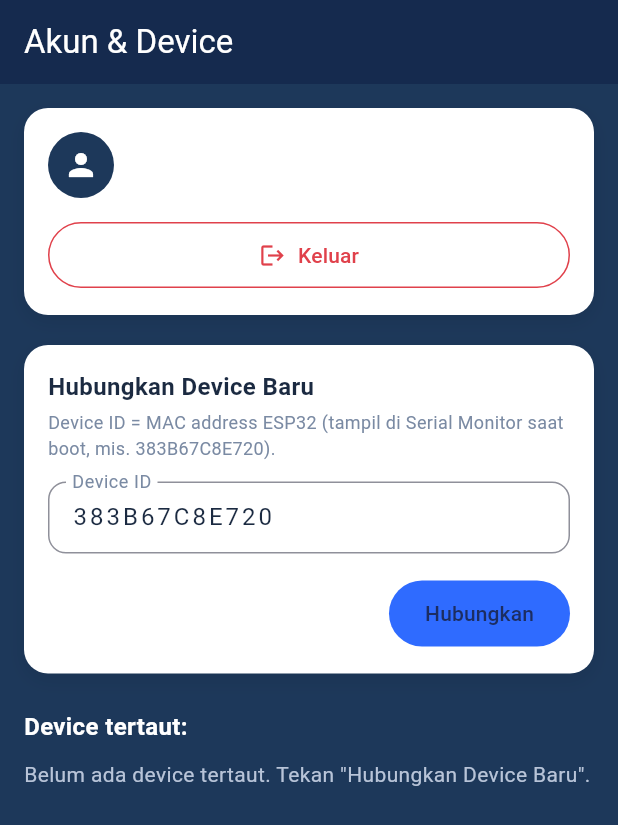
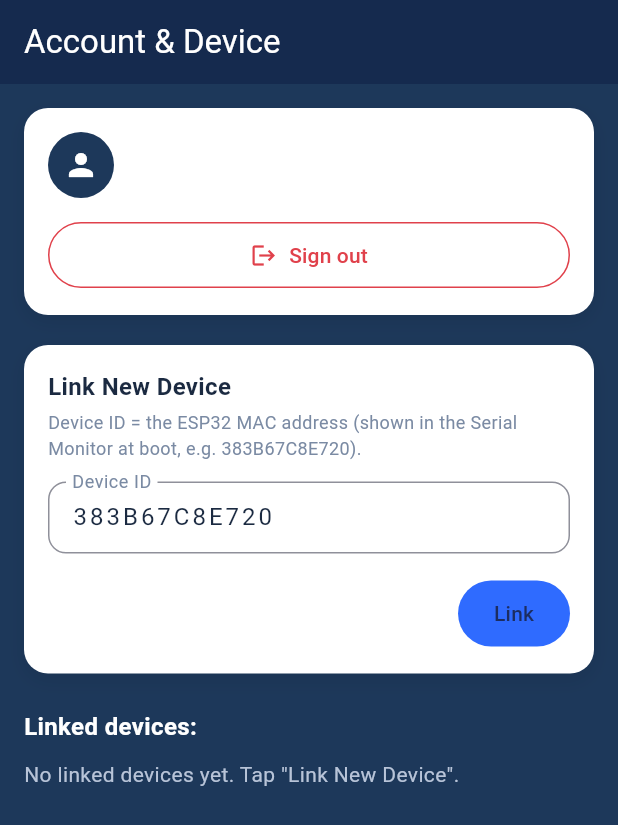
Before and after one commit to slisanz/GuppyCare_apk, a Flutter app: the screen it shows once a user with an empty profile is signed in, on a phone screen of 412 x 824 dp. Shown: the top 825 px of the screen. Run offline on Flutter 3.47's test engine with Material 3 defaults, Android fonts, the phone set to English and light mode, and no system bars; our stand-ins replace firebase_auth, firebase_core, firebase_database, firebase_messaging, google_sign_in, shared_preferences; accounts and stored records are empty.

Commit message:
Switch the app and notifications to English and refresh screenshots
The app interface and the dirty water notification are now in English. The TDS reading and the water status are held together so the number and the Normal or Change water label never disagree on screen. Updated the app screenshots and bumped the version to 1.3.0.

```diff
--- a/mobile_app/lib/screens/device_manager_screen.dart
+++ b/mobile_app/lib/screens/device_manager_screen.dart
@@ -69,7 +69,7 @@ class _DeviceManagerScreenState extends State<DeviceManagerScreen> {
         actions: [
           TextButton(
             onPressed: () => Navigator.pop(context, false),
-            child: const Text('Batal'),
+            child: const Text('Cancel'),
           ),
           FilledButton(
             onPressed: () => Navigator.pop(context, true),
@@ -82,8 +82,9 @@ class _DeviceManagerScreenState extends State<DeviceManagerScreen> {
   }
 
   Future<void> _logout() async {
-    if (!await _confirm('Keluar',
-        'Keluar dari akun? Kamu perlu login Google lagi.', 'Keluar')) {
+    if (!await _confirm('Sign out',
+        'Sign out of your account? You will need to sign in with Google '
+        'again.', 'Sign out')) {
       return;
     }
     await _svc.clearDevice();
@@ -100,7 +101,7 @@ class _DeviceManagerScreenState extends State<DeviceManagerScreen> {
     final id = _ctrl.text.trim().toUpperCase();
     if (id.length != 12) {
       setState(() =>
-          _formError = 'Device ID harus 12 karakter hex (MAC ESP32).');
+          _formError = 'Device ID must be 12 hex characters (ESP32 MAC).');
       return;
     }
     setState(() {
@@ -116,17 +117,17 @@ class _DeviceManagerScreenState extends State<DeviceManagerScreen> {
           break;
         case ClaimResult.notFound:
           setState(() => _formError =
-              'Device $id belum pernah online. Nyalakan ESP32 & pastikan '
-              'terhubung WiFi dulu.');
+              'Device $id has never been online. Turn on the ESP32 and make '
+              'sure it is connected to WiFi first.');
           break;
         case ClaimResult.ownedByOther:
           setState(() => _formError =
-              'Device ini sudah dimiliki akun lain. Pemilik harus melepas '
-              'device dulu (atau menambahkan email kamu ke shared_uids).');
+              'This device is already owned by another account. The owner '
+              'must unlink it first (or add your email to shared_uids).');
           break;
       }
     } catch (e) {
-      setState(() => _formError = 'Gagal menghubungkan: $e');
+      setState(() => _formError = 'Failed to connect: $e');
     } finally {
       if (mounted) setState(() => _busy = false);
     }
@@ -142,16 +143,16 @@ class _DeviceManagerScreenState extends State<DeviceManagerScreen> {
           _afterActive();
           break;
         case ClaimResult.ownedByOther:
-          _snackRemove(id, 'Device $id sekarang dimiliki akun lain.');
+          _snackRemove(id, 'Device $id is now owned by another account.');
           break;
         case ClaimResult.notFound:
-          _snackRemove(id, 'Device $id belum pernah online.');
+          _snackRemove(id, 'Device $id has never been online.');
           break;
       }
     } catch (e) {
       if (mounted) {
         ScaffoldMessenger.of(context).showSnackBar(
-          SnackBar(content: Text('Gagal pindah: $e')),
+          SnackBar(content: Text('Failed to switch: $e')),
         );
       }
     }
@@ -162,7 +163,7 @@ class _DeviceManagerScreenState extends State<DeviceManagerScreen> {
       SnackBar(
         content: Text(msg),
         action: SnackBarAction(
-          label: 'Hapus dari daftar',
+          label: 'Remove from list',
           onPressed: () async {
             await _svc.removeFromLinked(id);
             if (mounted) setState(() {});
@@ -174,10 +175,10 @@ class _DeviceManagerScreenState extends State<DeviceManagerScreen> {
 
   Future<void> _unlink(String id) async {
     if (!await _confirm(
-      'Lepas Device',
-      'Lepas device $id dari akunmu? Device bisa dipakai email lain '
-          'setelah dilepas.',
-      'Lepas',
+      'Unlink Device',
+      'Unlink device $id from your account? Another email can use it '
+          'after it is unlinked.',
+      'Unlink',
     )) {
       return;
     }
@@ -195,7 +196,7 @@ class _DeviceManagerScreenState extends State<DeviceManagerScreen> {
         backgroundColor: AppColors.navy,
         surfaceTintColor: Colors.transparent,
         elevation: 4,
-        title: const Text('Akun & Device'),
+        title: const Text('Account & Device'),
       ),
       body: _loading
           ? const Center(child: CircularProgressIndicator())
@@ -214,11 +215,11 @@ class _DeviceManagerScreenState extends State<DeviceManagerScreen> {
                     ),
                     onPressed: () => setState(() => _showForm = true),
                     icon: const Icon(Icons.add),
-                    label: const Text('Hubungkan Device Baru'),
+                    label: const Text('Link New Device'),
                   ),
                 const SizedBox(height: 24),
                 const Text(
-                  'Device tertaut:',
+                  'Linked devices:',
                   style: TextStyle(
                     color: Colors.white,
                     fontSize: 16,
@@ -252,7 +253,7 @@ class _DeviceManagerScreenState extends State<DeviceManagerScreen> {
     final u = FirebaseAuth.instance.currentUser;
     final photo = u?.photoURL;
     final name = (u?.displayName ?? '').trim();
-    final email = u?.email ?? '(tidak ada email)';
+    final email = u?.email ?? '(no email)';
     return _card(
       child: Column(
         crossAxisAlignment: CrossAxisAlignment.start,
@@ -305,7 +306,7 @@ class _DeviceManagerScreenState extends State<DeviceManagerScreen> {
               ),
               onPressed: _logout,
               icon: const Icon(Icons.logout, size: 18),
-              label: const Text('Keluar'),
+              label: const Text('Sign out'),
             ),
           ),
         ],
@@ -319,7 +320,7 @@ class _DeviceManagerScreenState extends State<DeviceManagerScreen> {
         crossAxisAlignment: CrossAxisAlignment.start,
         children: [
           const Text(
-            'Hubungkan Device Baru',
+            'Link New Device',
             style: TextStyle(
               color: AppColors.cardText,
               fontSize: 16,
@@ -328,8 +329,8 @@ class _DeviceManagerScreenState extends State<DeviceManagerScreen> {
           ),
           const SizedBox(height: 4),
           const Text(
-            'Device ID = MAC address ESP32 (tampil di Serial Monitor saat '
-            'boot, mis. 383B67C8E720).',
+            'Device ID = the ESP32 MAC address (shown in the Serial Monitor '
+            'at boot, e.g. 383B67C8E720).',
             style: TextStyle(color: AppColors.subtle, fontSize: 12),
           ),
           const SizedBox(height: 14),
@@ -376,7 +377,7 @@ class _DeviceManagerScreenState extends State<DeviceManagerScreen> {
                             _showForm = false;
                             _formError = null;
                           }),
-                  child: const Text('Batal'),
+                  child: const Text('Cancel'),
                 ),
               const Spacer(),
               FilledButton(
@@ -393,7 +394,7 @@ class _DeviceManagerScreenState extends State<DeviceManagerScreen> {
                         child: CircularProgressIndicator(
                             strokeWidth: 2, color: Colors.white),
                       )
-                    : const Text('Hubungkan'),
+                    : const Text('Link'),
               ),
             ],
           ),
@@ -407,7 +408,7 @@ class _DeviceManagerScreenState extends State<DeviceManagerScreen> {
     if (ids.isEmpty) {
       return const [
         Text(
-          'Belum ada device tertaut. Tekan "Hubungkan Device Baru".',
+          'No linked devices yet. Tap "Link New Device".',
           style: TextStyle(color: AppColors.subtleOnDark),
         ),
       ];
@@ -444,7 +445,7 @@ class _DeviceManagerScreenState extends State<DeviceManagerScreen> {
                     children: const [
                       Icon(Icons.circle, size: 9, color: AppColors.ok),
                       SizedBox(width: 6),
-                      Text('aktif',
+                      Text('active',
                           style: TextStyle(
                               color: AppColors.ok,
                               fontSize: 12,
@@ -460,13 +461,13 @@ class _DeviceManagerScreenState extends State<DeviceManagerScreen> {
                       tapTargetSize: MaterialTapTargetSize.shrinkWrap,
                     ),
                     onPressed: () => _switchTo(id),
-                    child: const Text('Pindah ke device ini'),
+                    child: const Text('Switch to this device'),
                   ),
               ],
             ),
           ),
           IconButton(
-            tooltip: 'Lepas device',
+            tooltip: 'Unlink device',
             color: AppColors.alert,
             onPressed: () => _unlink(id),
             icon: const Icon(Icons.link_off),
--- a/mobile_app/lib/screens/home_screen.dart
+++ b/mobile_app/lib/screens/home_screen.dart
@@ -99,7 +99,7 @@ class _HomeScreenState extends State<HomeScreen> {
     await _svc.triggerManualFeed();
     if (mounted) {
       ScaffoldMessenger.of(context).showSnackBar(
-        const SnackBar(content: Text('Perintah feed dikirim ke device.')),
+        const SnackBar(content: Text('Feed command sent to the device.')),
       );
     }
   }
@@ -111,9 +111,9 @@ class _HomeScreenState extends State<HomeScreen> {
         title: const Text('GuppyCare'),
         content: Text(
           'Device: ${_svc.deviceId}\n\n'
-          'Jadwal & porsi yang kamu set di sini langsung dikirim ke '
-          'ESP32 lewat Firebase. Kalau air kotor (TDS > 600 ppm) kamu '
-          'akan dapat notifikasi.',
+          'The schedule and portion you set here go straight to the '
+          'ESP32 through Firebase. If the water gets dirty (TDS > 600 ppm) '
+          'you will get a notification.',
         ),
         actions: [
           TextButton(
@@ -134,11 +134,11 @@ class _HomeScreenState extends State<HomeScreen> {
         actions: [
           TextButton(
             onPressed: () => Navigator.pop(context, false),
-            child: const Text('Batal'),
+            child: const Text('Cancel'),
           ),
           FilledButton(
             onPressed: () => Navigator.pop(context, true),
-            child: const Text('Lanjut'),
+            child: const Text('Continue'),
           ),
         ],
       ),
@@ -156,8 +156,9 @@ class _HomeScreenState extends State<HomeScreen> {
   /// emit null -> AuthGate rebuild -> LoginScreen (tanpa loading).
   Future<void> _logout() async {
     if (!await _confirm(
-      'Keluar',
-      'Keluar dari akun? Kamu perlu login Google & isi Device ID lagi.',
+      'Sign out',
+      'Sign out of your account? You will need to sign in with Google and '
+          'enter the Device ID again.',
     )) {
       return;
     }
@@ -207,12 +208,12 @@ class _HomeScreenState extends State<HomeScreen> {
             icon: const Icon(Icons.info_outline),
           ),
           IconButton(
-            tooltip: 'Akun & Device',
+            tooltip: 'Account & Device',
             onPressed: _openDeviceManager,
             icon: const Icon(Icons.devices_other),
           ),
           IconButton(
-            tooltip: 'Keluar',
+            tooltip: 'Sign out',
             onPressed: _logout,
             icon: const Icon(Icons.logout),
           ),
@@ -263,7 +264,7 @@ class _HomeScreenState extends State<HomeScreen> {
                 ),
                 onPressed: _manualFeed,
                 icon: const Icon(Icons.restaurant),
-                label: const Text('Beri Makan Sekarang'),
+                label: const Text('Feed Now'),
               ),
             ],
           );
@@ -452,7 +453,7 @@ class _HomeScreenState extends State<HomeScreen> {
               Expanded(
                 child: Text(
                   alert
-                      ? 'Status: Ganti air (TDS ${d.tdsPpm.round()} ppm)'
+                      ? 'Status: Change water (TDS ${d.tdsPpm.round()} ppm)'
                       : 'Status: Normal (TDS ${d.tdsPpm.round()} ppm)',
                   style: TextStyle(
                     fontWeight: FontWeight.bold,
--- a/mobile_app/lib/screens/login_screen.dart
+++ b/mobile_app/lib/screens/login_screen.dart
@@ -23,7 +23,7 @@ class _LoginScreenState extends State<LoginScreen> {
       await AuthService.instance.signInWithGoogle();
       // AuthGate akan otomatis pindah ke layar berikutnya.
     } catch (e) {
-      setState(() => _error = 'Login gagal: $e');
+      setState(() => _error = 'Sign-in failed: $e');
     } finally {
       if (mounted) setState(() => _busy = false);
     }
@@ -80,7 +80,7 @@ class _LoginScreenState extends State<LoginScreen> {
                             child: CircularProgressIndicator(strokeWidth: 2),
                           )
                         : const Icon(Icons.login),
-                    label: Text(_busy ? 'Masuk...' : 'Masuk dengan Google'),
+                    label: Text(_busy ? 'Signing in...' : 'Sign in with Google'),
                   ),
                 ),
               ],
--- a/mobile_app/lib/services/auth_service.dart
+++ b/mobile_app/lib/services/auth_service.dart
@@ -49,8 +49,8 @@ class AuthService {
       throw FirebaseAuthException(
         code: 'missing-id-token',
         message:
-            'Google tidak mengembalikan idToken. Pastikan Web client ID '
-            '(serverClientId) sudah benar di lib/firebase_oauth.dart.',
+            'Google did not return an idToken. Make sure the Web client ID '
+            '(serverClientId) is correct in lib/firebase_oauth.dart.',
       );
     }
 
--- a/mobile_app/pubspec.yaml
+++ b/mobile_app/pubspec.yaml
@@ -16,7 +16,7 @@ publish_to: 'none' # Remove this line if you wish to publish to pub.dev
 # https://developer.apple.com/library/archive/documentation/General/Reference/InfoPlistKeyReference/Articles/CoreFoundationKeys.html
 # In Windows, build-name is used as the major, minor, and patch parts
 # of the product and file versions while build-number is used as the build suffix.
-version: 1.2.0+3
+version: 1.3.0+4
 
 environment:
   sdk: ^3.11.5
```
Also changed, not shown: images/app-control.jpg, images/app-device-id.jpg, images/app-devices.jpg, images/app-login.jpg, images/app-notification.jpg, 3 other files.
